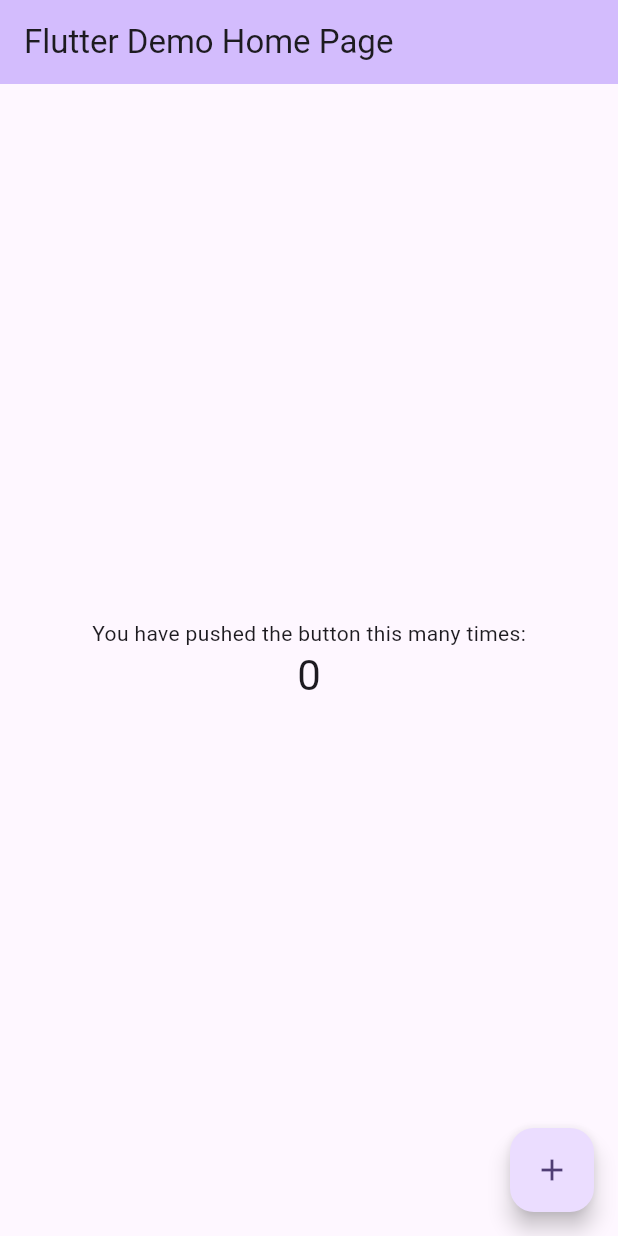
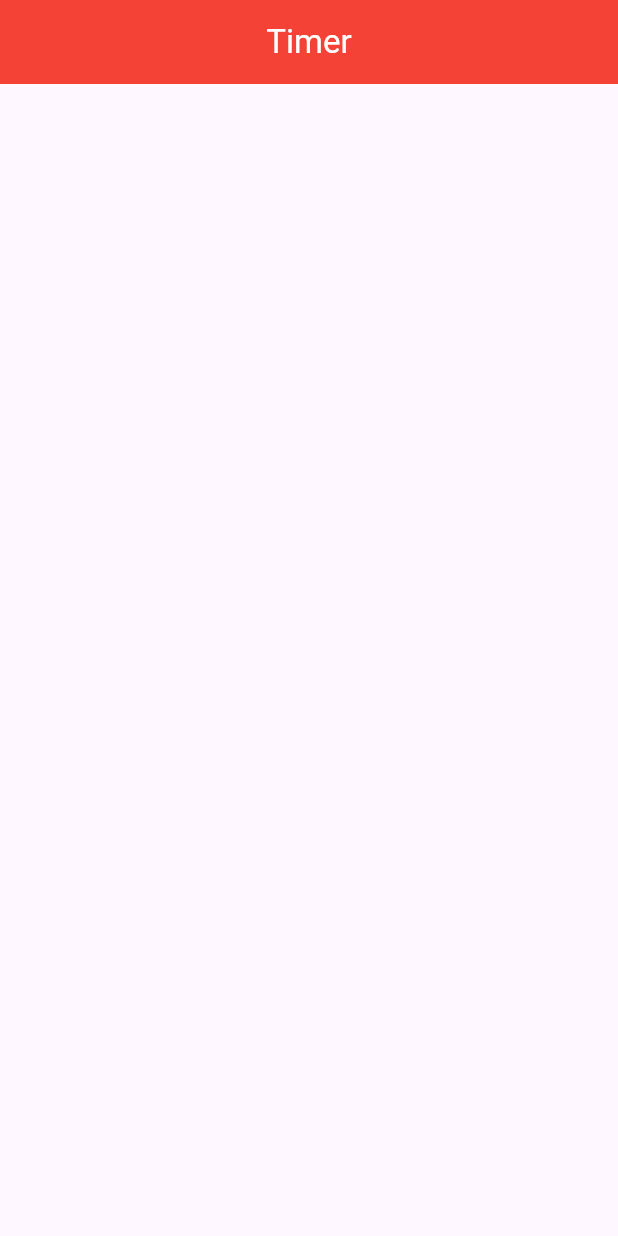
Before and after one commit to dkwhyd/timer_app, a Flutter app: the screen it shows after launch, on a phone screen of 412 x 824 dp. Run offline on Flutter 3.47's test engine with Material 3 defaults, Android fonts, the phone set to English and light mode, and no system bars.

Commit message:
change home

```diff
--- a/lib/main.dart
+++ b/lib/main.dart
@@ -1,4 +1,5 @@
 import 'package:flutter/material.dart';
+import '/widget/home.dart';
 
 void main() {
   runApp(const MyApp());
@@ -11,58 +12,9 @@ class MyApp extends StatelessWidget {
   Widget build(BuildContext context) {
     return MaterialApp(
       title: 'Flutter Demo',
-      theme: ThemeData(
-        colorScheme: ColorScheme.fromSeed(seedColor: Colors.deepPurple),
-        useMaterial3: true,
-      ),
-      home: const MyHomePage(title: 'Flutter Demo Home Page'),
-    );
-  }
-}
-
-class MyHomePage extends StatefulWidget {
-  const MyHomePage({super.key, required this.title});
-
-  final String title;
-
-  @override
-  State<MyHomePage> createState() => _MyHomePageState();
-}
-
-class _MyHomePageState extends State<MyHomePage> {
-  int _counter = 0;
-
-  void _incrementCounter() {
-    setState(() {
-      _counter++;
-    });
-  }
-
-  @override
-  Widget build(BuildContext context) {
-    return Scaffold(
-      appBar: AppBar(
-        backgroundColor: Theme.of(context).colorScheme.inversePrimary,
-        title: Text(widget.title),
-      ),
-      body: Center(
-        child: Column(
-          mainAxisAlignment: MainAxisAlignment.center,
-          children: <Widget>[
-            const Text(
-              'You have pushed the button this many times:',
-            ),
-            Text(
-              '$_counter',
-              style: Theme.of(context).textTheme.headlineMedium,
-            ),
-          ],
-        ),
-      ),
-      floatingActionButton: FloatingActionButton(
-        onPressed: _incrementCounter,
-        tooltip: 'Increment',
-        child: const Icon(Icons.add),
+      theme: ThemeData(primarySwatch: Colors.red),
+      home: const MyHomePage(
+        title: "Timer",
       ),
     );
   }
--- /dev/null
+++ b/lib/widget/home.dart
@@ -0,0 +1,33 @@
+import 'package:flutter/material.dart';
+
+class MyHomePage extends StatefulWidget {
+  const MyHomePage({super.key, required this.title});
+
+  final String title;
+
+  @override
+  State<MyHomePage> createState() => _MyHomePageState();
+}
+
+class _MyHomePageState extends State<MyHomePage> {
+  @override
+  Widget build(BuildContext context) {
+    return Scaffold(
+      appBar: AppBar(
+        backgroundColor: Colors.red,
+        title: Center(
+          child: Text(
+            widget.title,
+            style: TextStyle(color: Colors.white),
+          ),
+        ),
+      ),
+      body: const Center(
+        child: Column(
+          mainAxisAlignment: MainAxisAlignment.center,
+          children: <Widget>[],
+        ),
+      ),
+    );
+  }
+}
```
Also changed, not shown: pubspec.lock.
